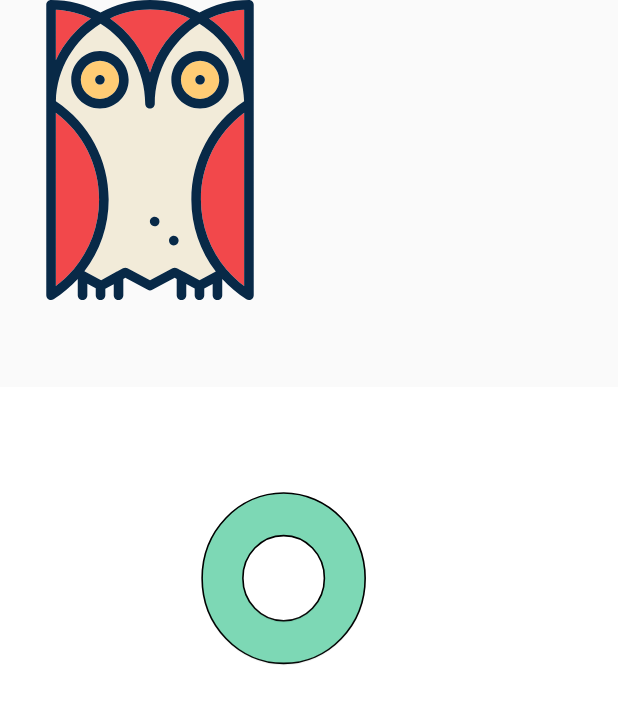
After one commit to LovesdDING/TestMD, an Android app: the TestSVGActivity screen opened directly, with no data from a screen before it, on a phone screen of 412 x 824 dp. The commit adds this screen. Shown: the top 704 px of the screen. Run offline under Robolectric (Android 15) with nearby library versions, the phone set to English and light mode, and no system bars.

Commit message:
commit 6 SVG 动画1

```diff
--- a/app/src/main/AndroidManifest.xml
+++ b/app/src/main/AndroidManifest.xml
@@ -29,7 +29,8 @@
         <activity android:name=".MDzhuanchangAnimation.TestMDSceneTransActivity" />
         <activity android:name=".MDzhuanchangAnimation.TestMDSceneTrans2Activity" />
         <activity android:name=".MDzhuanchangAnimation.TestMDToolBarActivity" />
-        <activity android:name=".MDzhuanchangAnimation.TestMDToolBar2Activity"></activity>
+        <activity android:name=".MDzhuanchangAnimation.TestMDToolBar2Activity" />
+        <activity android:name=".svg.TestSVGActivity"></activity>
     </application>
 
 </manifest>
--- a/app/src/main/java/patient/yilin/com/testmd/MainActivity.java
+++ b/app/src/main/java/patient/yilin/com/testmd/MainActivity.java
@@ -13,6 +13,7 @@ import patient.yilin.com.testmd.fab2behavior.TestRec2fabActivity;
 import patient.yilin.com.testmd.parallel.TestparellelActivity;
 import patient.yilin.com.testmd.propertyAnim_safari.TestSafariAnimActivity;
 import patient.yilin.com.testmd.propertyAnimation.TestPropertyAnimaActivity;
+import patient.yilin.com.testmd.svg.TestSVGActivity;
 import patient.yilin.com.testmd.viewpager_appbarlayout_tablayout.TestTab2Activity;
 import patient.yilin.com.testmd.viewpager_appbarlayout_tablayout.TestTabActivity;
 import patient.yilin.com.testmd.zdybehavior.TestBehavior1Activity;
@@ -105,5 +106,11 @@ public class MainActivity extends AppCompatActivity {
                 startActivity(new Intent(MainActivity.this,TestMDToolBarActivity.class));
             }
         });
+        findViewById(R.id.btn12).setOnClickListener(new View.OnClickListener() {
+            @Override
+            public void onClick(View v) {
+                startActivity(new Intent(MainActivity.this,TestSVGActivity.class));
+            }
+        });
     }
 }
--- /dev/null
+++ b/app/src/main/java/patient/yilin/com/testmd/svg/TestSVGActivity.java
@@ -0,0 +1,17 @@
+package patient.yilin.com.testmd.svg;
+
+import android.support.v7.app.AppCompatActivity;
+import android.os.Bundle;
+
+import patient.yilin.com.testmd.R;
+
+public class TestSVGActivity extends AppCompatActivity {
+
+    @Override
+    protected void onCreate(Bundle savedInstanceState) {
+        super.onCreate(savedInstanceState);
+        setContentView(R.layout.activity_test_svg);
+    }
+
+
+}
--- /dev/null
+++ b/app/src/main/res/drawable/svg_img1.xml
@@ -0,0 +1,111 @@
+<?xml version="1.0" encoding="utf-8"?>
+<vector xmlns:android="http://schemas.android.com/apk/res/android"
+    android:width="470dp"
+    android:height="470dp"
+    android:viewportWidth="470"
+    android:viewportHeight="470">
+
+    <path
+        android:fillColor="#F2484B"
+        android:pathData="M115.528,421.736c25.394-30.139,39.715-68.501,39.715-109.236
+c0-53.923-25.081-103.697-67.743-135.727v271.453c9.942-7.464,18.916-15.903,26.853-25.123
+C114.693,422.592,115.091,422.138,115.528,421.736z" />
+    <path
+        android:fillColor="#F2484B"
+        android:pathData="M382.5,448.227V176.773c-42.662,32.029-67.743,81.804-67.743,135.727
+c0,40.9,14.44,79.405,40.026,109.598c0.44,0.404,0.841,0.861,1.183,1.377C363.825,432.55,372.691,440.862,382.5,448.227z" />
+    <path
+        android:fillColor="#F2EBD9"
+        android:pathData="M299.757,312.5c0-62.368,30.831-119.637,82.686-154.04c-1.385-51.245-29.038-96.044-69.949-121.409
+C270.516,63.081,242.5,109.58,242.5,162.5c0,4.143-3.357,7.5-7.5,7.5s-7.5-3.357-7.5-7.5c0-52.92-28.016-99.419-69.994-125.449
+c-40.911,25.364-68.564,70.164-69.949,121.409c51.855,34.403,82.686,91.672,82.686,154.04c0,41.482-13.648,80.699-38.039,112.441
+l26.259,14.004l22.465-12.299c0.713-0.586,1.537-1.041,2.435-1.333l9.295-5.089c2.218-1.213,4.899-1.229,7.131-0.038l35.222,18.784
+l35.22-18.784c2.205-1.179,4.854-1.178,7.059,0l10.609,5.658c0.002,0.001,24.61,13.126,24.61,13.126l25.577-13.644
+C313.51,393.517,299.757,354.148,299.757,312.5z
+M156.563,170c-24.813,0-45-20.187-45-45s20.187-45,45-45s45,20.187,45,45
+S181.376,170,156.563,170z
+M242.32,354.46c-2.847,0-5.326-1.589-6.596-3.929c-0.062-0.115-0.114-0.236-0.171-0.354
+c-0.048-0.1-0.101-0.197-0.144-0.299c-0.38-0.898-0.591-1.886-0.591-2.923c0-4.142,3.358-7.5,7.5-7.5
+c2.457,0,4.631,1.187,5.999,3.012c0.939,1.252,1.503,2.803,1.503,4.492C249.82,351.1,246.46,354.46,242.32,354.46z
+M272.32,384.46
+c-2.848,0-5.326-1.589-6.596-3.929c-0.042-0.077-0.076-0.16-0.115-0.239c-0.068-0.137-0.14-0.272-0.199-0.415
+c-0.38-0.898-0.591-1.885-0.591-2.922c0-4.142,3.358-7.5,7.5-7.5c2.475,0,4.664,1.205,6.03,3.054
+c0.92,1.245,1.471,2.78,1.471,4.451C279.82,381.1,276.46,384.46,272.32,384.46z
+M268.438,125c0-24.813,20.187-45,45-45
+s45,20.187,45,45s-20.187,45-45,45S268.438,149.813,268.438,125z" />
+    <path
+        android:fillColor="#F2484B"
+        android:pathData="M382.5,94.355V15.188c-19.594,0.987-38.191,5.818-55.055,13.749
+C351.134,45.384,370.256,67.96,382.5,94.355z" />
+    <path
+        android:fillColor="#F2484B"
+        android:pathData="M87.5,94.355c12.244-26.395,31.366-48.971,55.055-65.418c-16.864-7.93-35.461-12.762-55.055-13.749
+V94.355z" />
+    <path
+        android:fillColor="#F2484B"
+        android:pathData="M172.456,28.938C201.733,49.267,224.043,78.96,235,113.65c10.957-34.69,33.267-64.383,62.544-84.713
+C278.545,20.005,257.347,15,235,15S191.455,20.005,172.456,28.938z" />
+    <path
+        android:fillColor="#FFCC75"
+        android:pathData="M156.563,95c-16.542,0-30,13.458-30,30s13.458,30,30,30s30-13.458,30-30S173.105,95,156.563,95z
+M156.563,132.5c-4.143,0-7.503-3.36-7.503-7.5s3.36-7.5,7.5-7.5c4.145,0,7.503,3.358,7.503,7.5S160.705,132.5,156.563,132.5z" />
+    <path
+        android:fillColor="#FFCC75"
+        android:pathData="M313.438,155c16.542,0,30-13.458,30-30s-13.458-30-30-30s-30,13.458-30,30S296.896,155,313.438,155z
+M313.437,117.5c4.143,0,7.503,3.36,7.503,7.5s-3.36,7.5-7.5,7.5c-4.145,0-7.503-3.358-7.503-7.5S309.295,117.5,313.437,117.5z" />
+    <path
+        android:fillColor="#082947"
+        android:pathData="M156.563,80c-24.813,0-45,20.187-45,45s20.187,45,45,45s45-20.187,45-45S181.376,80,156.563,80z
+M156.563,155c-16.542,0-30-13.458-30-30s13.458-30,30-30s30,13.458,30,30S173.105,155,156.563,155z" />
+    <path
+        android:fillColor="#082947"
+        android:pathData="M 156.562 117.5 C 160.704135624 117.5 164.062 120.857864376 164.062 125 C 164.062 129.142135624 160.704135624 132.5 156.562 132.5 C 152.419864376 132.5 149.062 129.142135624 149.062 125 C 149.062 120.857864376 152.419864376 117.5 156.562 117.5 Z" />
+    <path
+        android:fillColor="#082947"
+        android:pathData="M358.438,125c0-24.813-20.187-45-45-45s-45,20.187-45,45s20.187,45,45,45
+S358.438,149.813,358.438,125z
+M283.438,125c0-16.542,13.458-30,30-30s30,13.458,30,30s-13.458,30-30,30
+S283.438,141.542,283.438,125z" />
+    <path
+        android:fillColor="#082947"
+        android:pathData="M 313.438 117.5 C 317.580135624 117.5 320.938 120.857864376 320.938 125 C 320.938 129.142135624 317.580135624 132.5 313.438 132.5 C 309.295864376 132.5 305.938 129.142135624 305.938 125 C 305.938 120.857864376 309.295864376 117.5 313.438 117.5 Z" />
+    <path
+        android:fillColor="#082947"
+        android:pathData="M390,0c-28.043,0-54.447,7.146-77.495,19.704C289.455,7.144,263.046,0,235,0
+s-54.455,7.144-77.505,19.704C134.447,7.146,108.044,0,80,0c-4.143,0-7.5,3.357-7.5,7.5v154.871c-0.001,0.081-0.001,0.162,0,0.243
+V462.5c0,2.733,1.486,5.25,3.88,6.568c2.392,1.318,5.314,1.233,7.626-0.228c14.175-8.955,26.833-19.6,37.819-31.565V462.5
+c0,4.143,3.357,7.5,7.5,7.5s7.5-3.357,7.5-7.5v-18.094l13.182,7.029V462.5c0,4.143,3.357,7.5,7.5,7.5s7.5-3.357,7.5-7.5v-10.037
+l13.183-7.217V462.5c0,4.143,3.357,7.5,7.5,7.5s7.5-3.357,7.5-7.5v-25.466l3.117-1.707l35.175,18.76
+c2.205,1.178,4.854,1.178,7.059,0l35.22-18.784l3.064,1.634V462.5c0,4.143,3.357,7.5,7.5,7.5s7.5-3.357,7.5-7.5v-17.563
+l13.182,7.031V462.5c0,4.143,3.357,7.5,7.5,7.5s7.5-3.357,7.5-7.5v-10.53l13.182-7.031V462.5c0,4.143,3.357,7.5,7.5,7.5
+s7.5-3.357,7.5-7.5v-25.21c10.983,11.959,23.637,22.599,37.807,31.551c1.221,0.771,2.612,1.159,4.006,1.159
+c1.244,0,2.491-0.31,3.62-0.932c2.394-1.318,3.88-3.835,3.88-6.568V162.614c0.001-0.081,0.001-0.162,0-0.243V7.5
+C397.5,3.357,394.143,0,390,0z
+M312.508,438.97L287.9,425.845c-0.002-0.001-10.611-5.66-10.611-5.66
+c-2.205-1.178-4.854-1.179-7.059,0l-35.22,18.784l-35.222-18.784c-2.231-1.19-4.913-1.175-7.131,0.038l-9.295,5.089
+c-0.897,0.292-1.722,0.747-2.435,1.333l-22.465,12.299l-26.259-14.004c24.391-31.742,38.039-70.959,38.039-112.441
+c0-62.368-30.831-119.637-82.686-154.04c1.385-51.245,29.038-96.044,69.949-121.409C199.484,63.081,227.5,109.58,227.5,162.5
+c0,4.143,3.357,7.5,7.5,7.5s7.5-3.357,7.5-7.5c0-52.92,28.016-99.419,69.994-125.449c40.911,25.364,68.564,70.164,69.949,121.409
+c-51.855,34.403-82.686,91.672-82.686,154.04c0,41.648,13.753,81.017,38.328,112.826L312.508,438.97z
+M235,113.65
+c-10.957-34.69-33.267-64.383-62.544-84.713C191.455,20.005,212.653,15,235,15s43.545,5.005,62.544,13.938
+C268.267,49.267,245.957,78.96,235,113.65z
+M87.5,94.355V15.188c19.594,0.987,38.191,5.818,55.055,13.749
+C118.866,45.384,99.744,67.96,87.5,94.355z
+M87.5,448.227V176.773c42.662,32.029,67.743,81.804,67.743,135.727
+c0,40.735-14.322,79.098-39.715,109.236c-0.437,0.401-0.835,0.855-1.175,1.368C106.416,432.324,97.442,440.762,87.5,448.227z
+M355.966,423.476c-0.342-0.517-0.742-0.973-1.183-1.377c-25.586-30.193-40.026-68.698-40.026-109.598
+c0-53.923,25.081-103.697,67.743-135.727v271.453C372.691,440.862,363.825,432.55,355.966,423.476z
+M382.5,94.355
+c-12.244-26.395-31.366-48.971-55.055-65.418c16.864-7.93,35.461-12.762,55.055-13.749V94.355z" />
+    <path
+        android:fillColor="#082947"
+        android:pathData="M242.319,354.455c4.142,0,7.5-3.357,7.5-7.5c0-1.686-0.563-3.236-1.501-4.488
+c-1.368-1.826-3.542-3.012-5.999-3.012c-4.142,0-7.5,3.357-7.5,7.5c0,1.037,0.21,2.024,0.591,2.923
+c0.043,0.102,0.096,0.199,0.144,0.299c0.056,0.118,0.108,0.239,0.171,0.354C236.995,352.869,239.471,354.455,242.319,354.455z" />
+    <path
+        android:fillColor="#082947"
+        android:pathData="M272.319,384.456c4.142,0,7.5-3.358,7.5-7.5c0-1.667-0.551-3.201-1.47-4.446
+c-1.366-1.849-3.555-3.054-6.03-3.054c-4.142,0-7.5,3.358-7.5,7.5c0,1.037,0.21,2.024,0.591,2.922
+c0.06,0.142,0.131,0.277,0.199,0.415c0.04,0.079,0.073,0.162,0.115,0.239C266.994,382.869,269.471,384.456,272.319,384.456z" />
+</vector>
--- /dev/null
+++ b/app/src/main/res/drawable/svg_img2.xml
@@ -0,0 +1,27 @@
+<?xml version="1.0" encoding="utf-8"?>
+<vector xmlns:android="http://schemas.android.com/apk/res/android"
+    android:width="580dp"
+    android:height="400dp"
+    android:viewportWidth="580"
+    android:viewportHeight="400">
+
+    <path
+        android:fillColor="#fff"
+        android:pathData="M -1 -1 H 581 V 401 H -1 V -1 Z" />
+    <path
+        android:fillColor="#fff"
+        android:pathData="M 0 0 H 100 V 100 H 0 V 0 Z" />
+    <path
+        android:fillColor="#7DD8B5"
+        android:strokeColor="#000"
+        android:strokeWidth="1.5"
+        android:pathData="M189.697532,179.519989l0,0c0,-44.182777 34.250221,-80.000002
+76.5,-80.000002l0,0c20.289053,0 39.747136,8.428542
+54.093658,23.431453c14.346538,15.002916 22.406342,35.351222
+22.406342,56.568549l0,0c0,44.182771 -34.250221,80.000002
+-76.5,80.000002l0,0c-42.249774,0 -76.5,-35.81723
+-76.5,-80.000002zm38.25,0l0,0c0,22.091383 17.125121,40.000001
+38.25,40.000001c21.124895,0 38.25,-17.908618 38.25,-40.000001c0,-22.091383
+-17.125115,-40.000001 -38.25,-40.000001l0,0c-21.124879,0 -38.25,17.908623
+-38.25,40.000001z" />
+</vector>
--- a/app/src/main/res/layout/activity_main.xml
+++ b/app/src/main/res/layout/activity_main.xml
@@ -88,6 +88,12 @@
                 android:layout_height="wrap_content"
                 android:text="MD转场动画+ToolBar"
                 />
+            <Button
+                android:id="@+id/btn12"
+                android:layout_width="300dp"
+                android:layout_height="wrap_content"
+                android:text="SVG测试使用"
+                />
         </LinearLayout>
     </android.support.v4.widget.NestedScrollView>
 
--- /dev/null
+++ b/app/src/main/res/layout/activity_test_svg.xml
@@ -0,0 +1,21 @@
+<?xml version="1.0" encoding="utf-8"?>
+<LinearLayout xmlns:android="http://schemas.android.com/apk/res/android"
+    xmlns:app="http://schemas.android.com/apk/res-auto"
+    xmlns:tools="http://schemas.android.com/tools"
+    android:layout_width="match_parent"
+    android:layout_height="match_parent"
+    android:orientation="vertical"
+    tools:context="patient.yilin.com.testmd.svg.TestSVGActivity">
+
+    <ImageView
+        android:layout_width="200dp"
+        android:layout_height="200dp"
+        android:src="@drawable/svg_img1"
+        />
+
+    <ImageView
+        android:layout_width="wrap_content"
+        android:layout_height="wrap_content"
+        android:src="@drawable/svg_img2"
+        />
+</LinearLayout>
```
